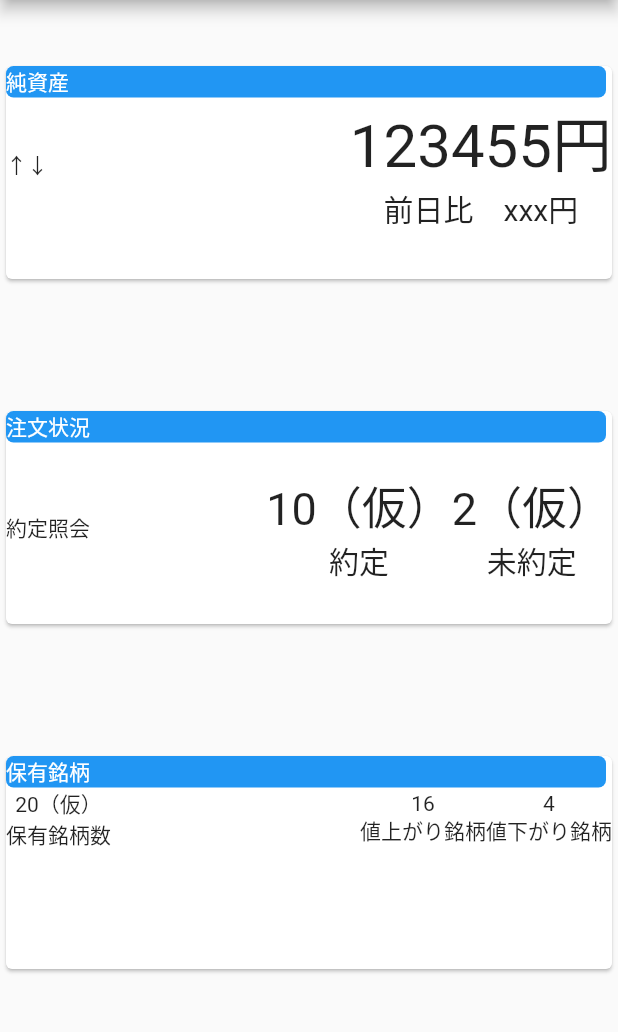
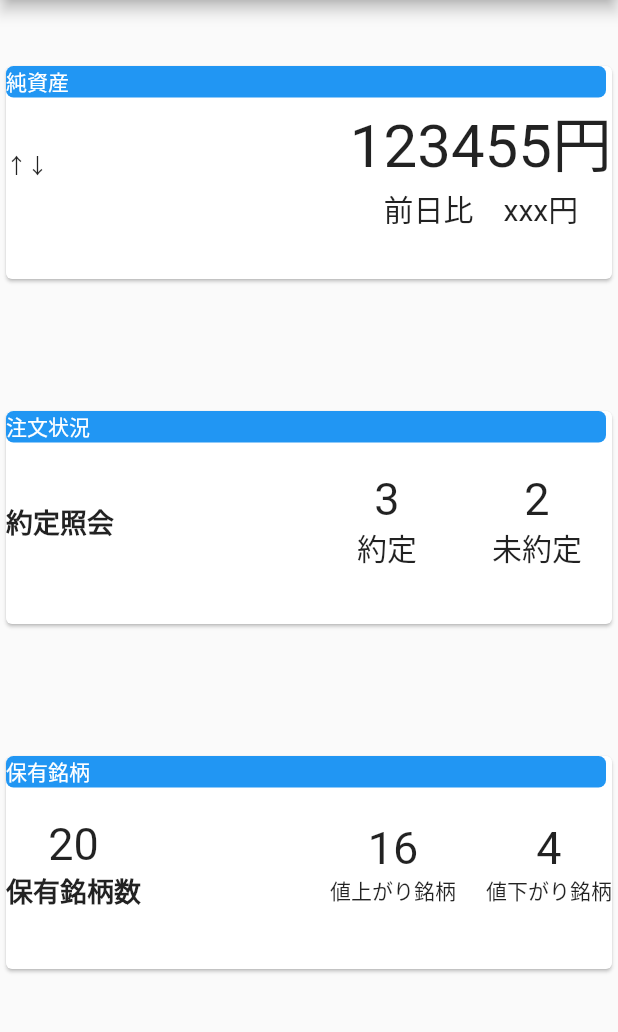
Before and after one commit to mm-masahiro/flutter-test, a Flutter app: the screen it shows after launch, on a phone screen of 412 x 824 dp, the part 84-1116 px from its top. Run offline on Flutter 3.47's test engine with Material 2 defaults, Android fonts, the phone set to English and light mode, and no system bars.

Commit message:
rebase stock

```diff
--- a/lib/test.dart
+++ b/lib/firstpage.dart
@@ -77,6 +77,7 @@ class FirstPage extends StatelessWidget {
               children: [
                 Container(
                   width: 400,
+                  margin: EdgeInsets.only(bottom: 20),
                   decoration: BoxDecoration(
                     color: Colors.blue,
                     borderRadius: BorderRadius.circular(5)
@@ -92,19 +93,24 @@ class FirstPage extends StatelessWidget {
                   mainAxisAlignment: MainAxisAlignment.spaceBetween,
                   children: <Widget>[
                     Container(
-                      margin: EdgeInsets.only(top: 20),
                       child: Text(
-                        '約定照会'
+                        //タップしたら約定照会ページに
+                        '約定照会',
+                        style: TextStyle(
+                          fontSize: 18,
+                          fontWeight: FontWeight.bold
+                        ),
                       ),
                     ),
                     Row(
                       children: [
                         Container(
-                          margin: EdgeInsets.only(top: 20),
+                          margin: EdgeInsets.only(right: 50),
+                          child: Center(
                             child: Column(
                               children: <Widget>[
                                 Text(
-                                '10（仮）',
+                                  '3',
                                   style: TextStyle(
                                     fontSize: 30
                                   ),
@@ -117,13 +123,15 @@ class FirstPage extends StatelessWidget {
                                 )
                               ],
                             ),
+                          )
+
                         ),
                         Container(
-                          margin: EdgeInsets.only(top: 20),
+                          margin: EdgeInsets.only(right: 20),
                           child: Column(
                             children: <Widget>[
                               Text(
-                                '2（仮）',
+                                '2',
                                 style: TextStyle(
                                   fontSize: 30
                                 ),
@@ -159,6 +167,7 @@ class FirstPage extends StatelessWidget {
               crossAxisAlignment: CrossAxisAlignment.start,
               children: [
                 Container(
+                  margin: EdgeInsets.only(bottom: 20),
                   width: 400,
                   decoration: BoxDecoration(
                     color: Colors.blue,
@@ -174,34 +183,63 @@ class FirstPage extends StatelessWidget {
                 Row(
                   mainAxisAlignment: MainAxisAlignment.spaceBetween,
                   children: <Widget>[
-                    Column(children: <Widget>[
+                    Container(
+                      child: Column(
+                        children: <Widget>[
                           Text(
-                        '20（仮）'
+                            '20',
+                            style: TextStyle(
+                              fontSize: 30
+                            ),
                           ),
                           Text(
-                        '保有銘柄数'
+                            '保有銘柄数',
+                            style: TextStyle(
+                              fontSize: 18,
+                              fontWeight: FontWeight.bold
+                            ),
                           )
-                    ],),
-                    Row(
+                        ],
+                      ),
+                    ),
+                    Container(
+                      child: Row(
                         children: [
-                        Column(children: <Widget>[
+                        Container(
+                          margin: EdgeInsets.only(left: 20),
+                          child: Column(
+                            children: <Widget>[
                               Text(
-                            '16'
+                                '16',
+                                style: TextStyle(
+                                  fontSize: 30
+                                ),
                               ),
                               Text(
                                 '値上がり銘柄'
                               )
-                        ]),
-                        Column(children: <Widget>[
+                            ]
+                          ),
+                        ),
+                        Container(
+                          margin: EdgeInsets.only(left: 20),
+                          child: Column(
+                            children:  <Widget>[
                               Text(
-                            '4'
+                                '4',
+                                style: TextStyle(
+                                  fontSize: 30
+                                ),
                               ),
                               Text(
-                            '値下がり銘柄'
+                                '値下がり銘柄',
                               )
-                        ])
                             ]
-                    )
+                          ),
+                        ),
+                      ]
+                      ),
+                    ),
                   ]
                 )
               ]
--- a/lib/main.dart
+++ b/lib/main.dart
@@ -3,7 +3,7 @@
 // found in the LICENSE file.
 
 import 'package:flutter/material.dart';
-import './test.dart';
+import './firstpage.dart';
 
 void main() => runApp(MyApp());
 
```
Lines whose indentation alone changed are shown as unchanged.
